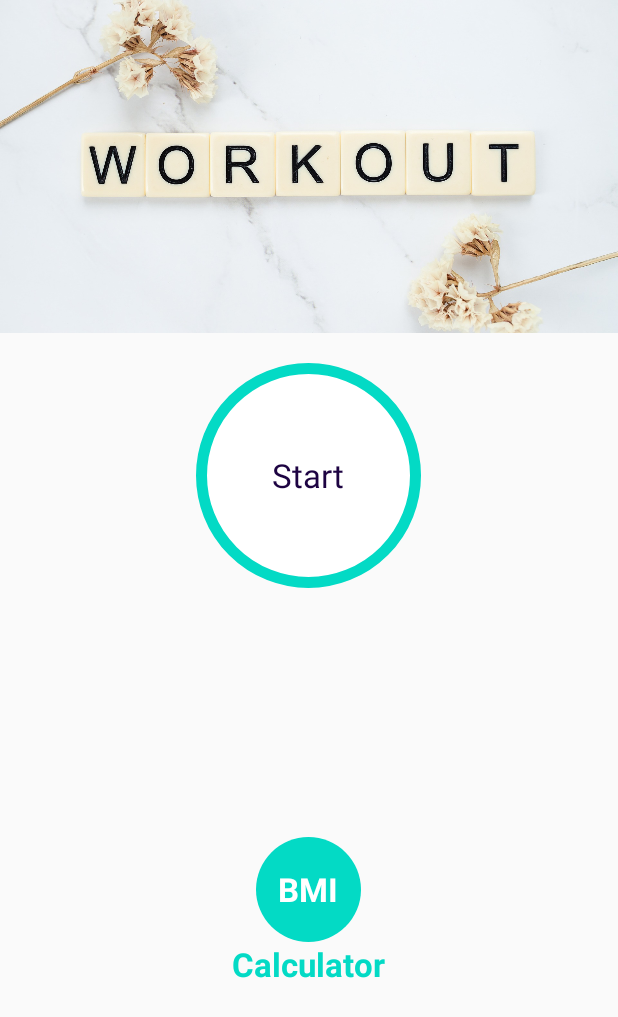
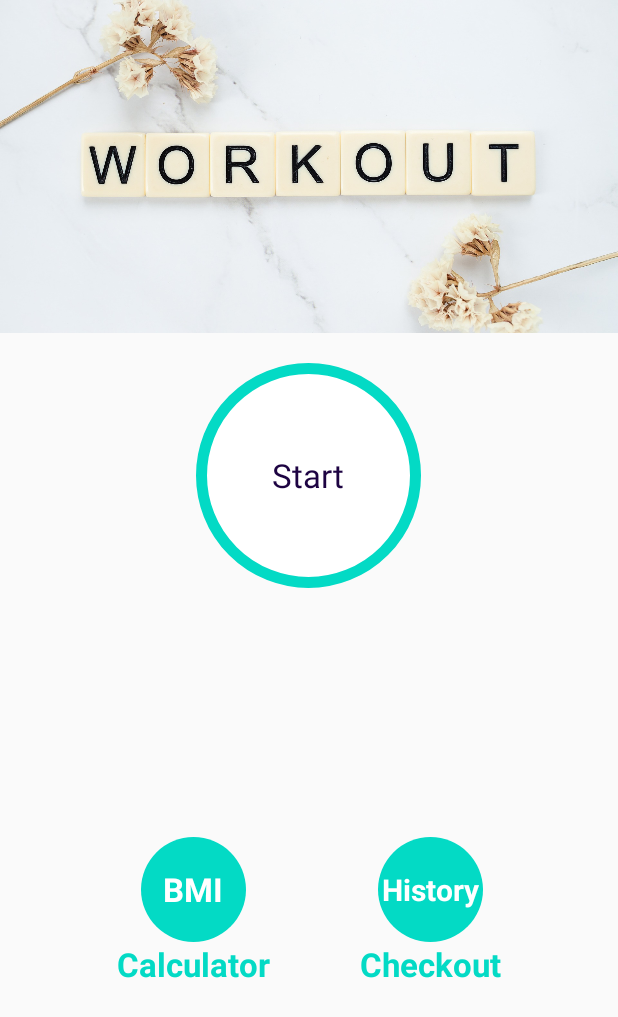
Before and after one commit to akshayyadav76/Workout_App, an Android app: the screen it shows after launch (MainActivity), on a phone screen of 412 x 824 dp. Shown: the top 1017 px of the screen. Run offline under Robolectric (Android 15) with nearby library versions, the phone set to English and light mode, and no system bars.

Commit message:
added history activity

```diff
--- a/app/src/main/AndroidManifest.xml
+++ b/app/src/main/AndroidManifest.xml
@@ -9,10 +9,14 @@
         android:roundIcon="@mipmap/ic_launcher_round"
         android:supportsRtl="true"
         android:theme="@style/AppTheme">
-        <activity android:name=".BMIActivity"
+        <activity android:name=".history"
             android:screenOrientation="portrait"
             android:theme="@style/Theme.AppCompat.Light.NoActionBar"
             ></activity>
+        <activity
+            android:name=".BMIActivity"
+            android:screenOrientation="portrait"
+            android:theme="@style/Theme.AppCompat.Light.NoActionBar" />
         <activity
             android:name=".finish_activity"
             android:screenOrientation="portrait"
--- a/app/src/main/java/com/ak/workoutapp/MainActivity.kt
+++ b/app/src/main/java/com/ak/workoutapp/MainActivity.kt
@@ -24,5 +24,11 @@ class MainActivity : AppCompatActivity() {
         val intent = Intent(this, BMIActivity::class.java)
         startActivity(intent)
        }
+
+        llhistory.setOnClickListener {
+            val intent = Intent(this,history::class.java)
+            startActivity(intent)
+        }
+
     }
 }
--- a/app/src/main/res/layout/activity_main.xml
+++ b/app/src/main/res/layout/activity_main.xml
@@ -42,9 +42,13 @@
         <LinearLayout
             android:layout_width="match_parent"
             android:layout_height="match_parent"
-            android:orientation="vertical"
+            android:orientation="horizontal"
             android:gravity="center">
 
+            <LinearLayout
+                android:layout_height="wrap_content"
+                android:layout_width="wrap_content"
+                android:orientation="vertical">
                 <LinearLayout
                     android:id="@+id/llBMI"
                     android:layout_width="70dp"
@@ -73,6 +77,45 @@
                     android:textStyle="bold"
                     />
             </LinearLayout>
+
+
+            <LinearLayout
+                android:layout_height="wrap_content"
+                android:layout_width="wrap_content"
+                android:layout_marginLeft="60dp"
+                android:orientation="vertical">
+                <LinearLayout
+                    android:id="@+id/llhistory"
+                    android:layout_width="70dp"
+                    android:layout_height="70dp"
+                    android:layout_gravity="center"
+                    android:gravity="center"
+                    android:background="@drawable/item_circular_accent_bg"
+                    >
+                    <TextView
+                        android:layout_width="wrap_content"
+                        android:layout_height="wrap_content"
+                        android:text="History"
+                        android:textColor="#FFFFFF"
+                        android:textSize="20sp"
+                        android:textStyle="bold"
+                        >
+
+                    </TextView>
+                </LinearLayout>
+                <TextView
+                    android:layout_width="wrap_content"
+                    android:layout_height="wrap_content"
+                    android:text="Checkout"
+                    android:textColor="@color/colorAccent"
+                    android:textSize="22sp"
+                    android:textStyle="bold"
+                    />
+            </LinearLayout>
+
+
+
+        </LinearLayout>
     </LinearLayout>
 
 </androidx.constraintlayout.widget.ConstraintLayout>
```
Also changed, not shown: app/src/main/java/com/ak/workoutapp/BMIActivity.kt (+41 -6 lines), app/src/main/java/com/ak/workoutapp/history.kt (added, +27 -0 lines), app/src/main/res/layout/activity_history.xml (added, +18 -0 lines). Lines whose indentation alone changed are shown as unchanged.
